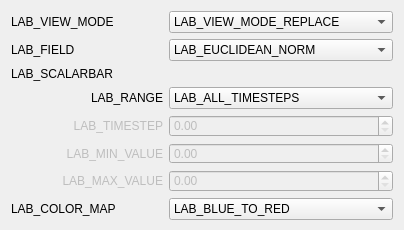
The window that src/MEDCalc/gui/dialogs/WidgetPresentationParameters.ui (luzpaz/med) describes before a commit, drawn with Qt 5.
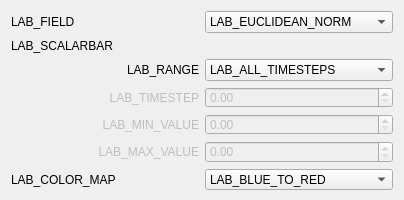
The same window after the commit.

Commit message: [MEDCalc] View mode in a dedicated toolbar

```diff
--- a/src/MEDCalc/gui/dialogs/WidgetPresentationParameters.ui
+++ b/src/MEDCalc/gui/dialogs/WidgetPresentationParameters.ui
@@ -7,7 +7,7 @@
     <x>0</x>
     <y>0</y>
     <width>404</width>
-    <height>230</height>
+    <height>200</height>
    </rect>
   </property>
   <property name="minimumSize">
@@ -20,14 +20,14 @@
    <string>Form</string>
   </property>
   <layout class="QGridLayout" name="gridLayout">
-   <item row="1" column="0">
+   <item row="0" column="0">
     <widget class="QLabel" name="label">
      <property name="text">
       <string>LAB_FIELD</string>
      </property>
     </widget>
    </item>
-   <item row="1" column="1">
+   <item row="0" column="1">
     <widget class="QComboBox" name="comboBoxField">
      <item>
       <property name="text">
@@ -36,7 +36,7 @@
      </item>
     </widget>
    </item>
-   <item row="5" column="0">
+   <item row="4" column="0">
     <widget class="QLabel" name="labelTimeStep">
      <property name="enabled">
       <bool>false</bool>
@@ -49,14 +49,14 @@
      </property>
     </widget>
    </item>
-   <item row="5" column="1">
+   <item row="4" column="1">
     <widget class="QDoubleSpinBox" name="doubleSpinBoxTimeStep">
      <property name="enabled">
       <bool>false</bool>
      </property>
     </widget>
    </item>
-   <item row="6" column="0">
+   <item row="5" column="0">
     <widget class="QLabel" name="labelMinVal">
      <property name="enabled">
       <bool>false</bool>
@@ -69,14 +69,14 @@
      </property>
     </widget>
    </item>
-   <item row="6" column="1">
+   <item row="5" column="1">
     <widget class="QDoubleSpinBox" name="doubleSpinBoxMinVal">
      <property name="enabled">
       <bool>false</bool>
      </property>
     </widget>
    </item>
-   <item row="7" column="0">
+   <item row="6" column="0">
     <widget class="QLabel" name="labelMaxVal">
      <property name="enabled">
       <bool>false</bool>
@@ -89,21 +89,21 @@
      </property>
     </widget>
    </item>
-   <item row="7" column="1">
+   <item row="6" column="1">
     <widget class="QDoubleSpinBox" name="doubleSpinBoxMaxVal">
      <property name="enabled">
       <bool>false</bool>
      </property>
     </widget>
    </item>
-   <item row="8" column="0">
+   <item row="7" column="0">
     <widget class="QLabel" name="label_3">
      <property name="text">
       <string>LAB_COLOR_MAP</string>
      </property>
     </widget>
    </item>
-   <item row="8" column="1">
+   <item row="7" column="1">
     <widget class="QComboBox" name="comboBoxColorMap">
      <item>
       <property name="text">
@@ -117,38 +117,7 @@
      </item>
     </widget>
    </item>
-   <item row="0" column="0">
-    <widget class="QLabel" name="label_4">
-     <property name="text">
-      <string>LAB_VIEW_MODE</string>
-     </property>
-    </widget>
-   </item>
-   <item row="0" column="1">
-    <widget class="QComboBox" name="comboBoxViewMode">
-     <item>
-      <property name="text">
-       <string>LAB_VIEW_MODE_REPLACE</string>
-      </property>
-     </item>
-     <item>
-      <property name="text">
-       <string>LAB_VIEW_MODE_OVERLAP</string>
-      </property>
-     </item>
-     <item>
-      <property name="text">
-       <string>LAB_VIEW_MODE_NEW_LAYOUT</string>
-      </property>
-     </item>
-     <item>
-      <property name="text">
-       <string>LAB_VIEW_MODE_SPLIT_VIEW</string>
-      </property>
-     </item>
-    </widget>
-   </item>
-   <item row="4" column="1">
+   <item row="3" column="1">
     <widget class="QComboBox" name="comboBoxScalarBarRange">
      <property name="enabled">
       <bool>true</bool>
@@ -170,14 +139,14 @@
      </item>
     </widget>
    </item>
-   <item row="2" column="0">
+   <item row="1" column="0">
     <widget class="QLabel" name="label_2">
      <property name="text">
       <string>LAB_SCALARBAR</string>
      </property>
     </widget>
    </item>
-   <item row="4" column="0">
+   <item row="3" column="0">
     <widget class="QLabel" name="label_5">
      <property name="enabled">
       <bool>true</bool>
```
The commit also changes 3 other files.
